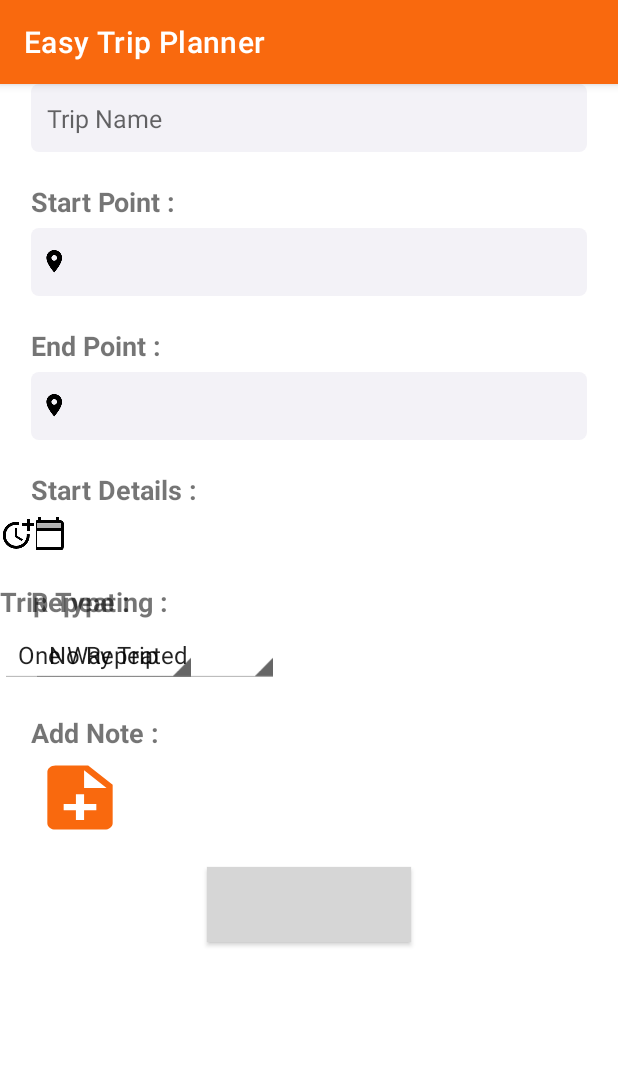
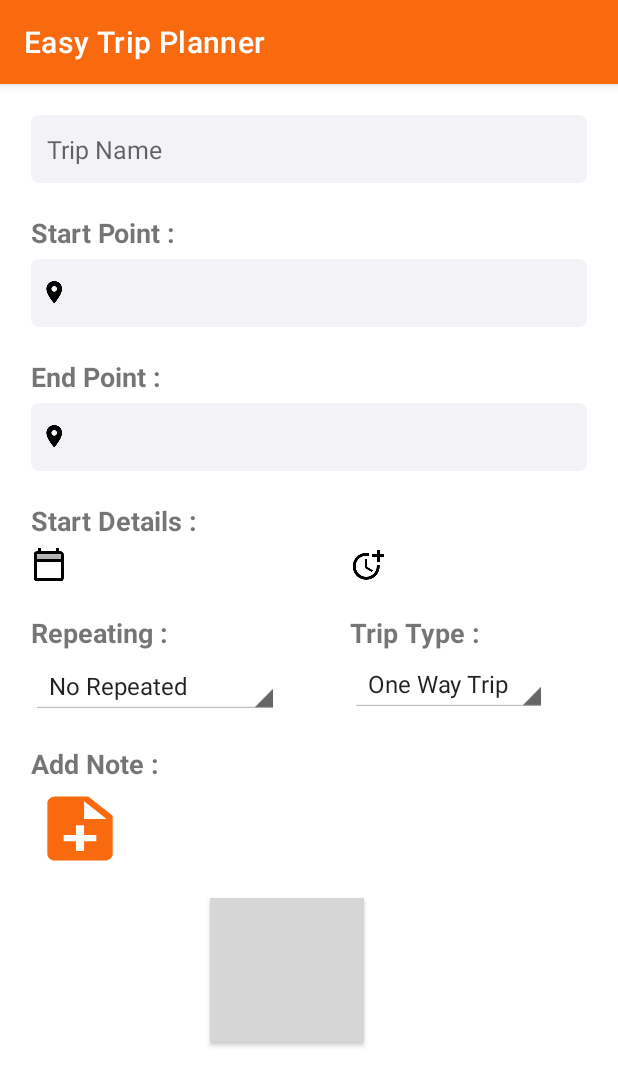
Before and after one commit to am3712/EasyTripPlanner, an Android app: the NewTripActivity screen opened directly, with no data from a screen before it, on a phone screen of 412 x 824 dp. Shown: the top 1086 px of the screen. Run offline under Robolectric (Android 15) with nearby library versions, the phone set to English and light mode, and no system bars; our stand-ins replace Firebase (no records; nobody signed in at launch, a user with empty details on screens opened directly), sdp/ssp sizes; libraries missing offline, so code that uses them is left out: com.mapbox.api, com.mapbox.geojson, com.mapbox.mapboxsdk; 1 statement that could not run was skipped; grey boxes are pictures that could not be loaded.

Commit message:
fix desiegn

```diff
--- a/app/src/main/java/com/example/easytripplanner/NewTripActivity.java
+++ b/app/src/main/java/com/example/easytripplanner/NewTripActivity.java
@@ -50,9 +50,7 @@ public class NewTripActivity extends AppCompatActivity {
 
 
     ImageButton mPickDateButton;
-    ImageButton timeButton;
-    Button addTripButton, addTripNote;
-    EditText tripName;
+    Button addTripNote;
     ImageButton mPickTimeButton;
     Button mAddTripButton;
     EditText mTripName;
@@ -101,8 +99,6 @@ public class NewTripActivity extends AppCompatActivity {
     private void init() {
         mTripName = findViewById(R.id.tripNameInput);
         mPickDateButton = findViewById(R.id.calender_btn);
-        timeButton = findViewById(R.id.timeBtn);
-        addTripButton = findViewById(R.id.add_trip_btn);
         addTripNote = findViewById(R.id.btnAddNote);
         mPickTimeButton = findViewById(R.id.timeBtn);
         mAddTripButton = findViewById(R.id.add_trip_btn);
@@ -122,6 +118,7 @@ public class NewTripActivity extends AppCompatActivity {
         initDatePicker();
         initTimePicker();
         initAddTrip();
+        initAddNote();
 
         //search view click (Start Point)
         startPointSearchView.setOnFocusChangeListener((v, hasFocus) -> {
@@ -138,6 +135,33 @@ public class NewTripActivity extends AppCompatActivity {
         });
 
 
+    }
+
+    private void initAddNote() {
+        addTripNote.setOnClickListener(v1 -> {
+            AlertDialog.Builder builder = new AlertDialog.Builder(NewTripActivity.this);
+            final View noteDialog = getLayoutInflater().inflate(R.layout.note_dialog, null);
+            builder.setView(noteDialog);
+            // builder.setIcon(R.drawable.ic_baseline_note_add_24);
+            builder.setTitle("Add Note");
+
+            builder.setPositiveButton("Add", new DialogInterface.OnClickListener() {
+                @Override
+                public void onClick(DialogInterface dialog, int which) {
+                    EditText editText = noteDialog.findViewById(R.id.editNote);
+                    Toast.makeText(NewTripActivity.this, "Done", Toast.LENGTH_SHORT).show();
+                }
+            });
+            builder.setNegativeButton("Cancel", new DialogInterface.OnClickListener() {
+                @Override
+                public void onClick(DialogInterface dialog, int which) {
+                    Toast.makeText(NewTripActivity.this, "you cancelled", Toast.LENGTH_SHORT).show();
+                }
+            });
+
+            AlertDialog dialog = builder.create();
+            dialog.show();
+        });
     }
 
     private void initTripName() {
@@ -167,32 +191,6 @@ public class NewTripActivity extends AppCompatActivity {
                 return;
             }
             //TODO show progress Dialog here
-
-
-            addTripNote.setOnClickListener(v1 -> {
-                AlertDialog.Builder builder = new AlertDialog.Builder(NewTripActivity.this);
-                final View noteDialog = getLayoutInflater().inflate(R.layout.note_dialog, null);
-                builder.setView(noteDialog);
-                // builder.setIcon(R.drawable.ic_baseline_note_add_24);
-                builder.setTitle("Add Note");
-
-                builder.setPositiveButton("Add", new DialogInterface.OnClickListener() {
-                    @Override
-                    public void onClick(DialogInterface dialog, int which) {
-                        EditText editText = noteDialog.findViewById(R.id.editNote);
-                        Toast.makeText(NewTripActivity.this, "Done", Toast.LENGTH_SHORT).show();
-                    }
-                });
-                builder.setNegativeButton("Cancel", new DialogInterface.OnClickListener() {
-                    @Override
-                    public void onClick(DialogInterface dialog, int which) {
-                        Toast.makeText(NewTripActivity.this, "you cancelled", Toast.LENGTH_SHORT).show();
-                    }
-                });
-
-                AlertDialog dialog = builder.create();
-                dialog.show();
-            });
 
 
             // now handle the positive button click from the
--- a/app/src/main/res/layout/activity_new_trip.xml
+++ b/app/src/main/res/layout/activity_new_trip.xml
@@ -9,12 +9,12 @@
     tools:context=".NewTripActivity">
 
     <androidx.constraintlayout.widget.ConstraintLayout
+        android:id="@+id/my_layout"
         android:layout_width="match_parent"
         android:layout_height="wrap_content"
-        android:paddingBottom="@dimen/_16sdp"
-        android:id="@+id/my_layout"
         android:focusable="true"
-        android:focusableInTouchMode="true" >
+        android:focusableInTouchMode="true"
+        android:paddingBottom="@dimen/_16sdp">
 
 
         <EditText
@@ -22,6 +22,7 @@
             android:layout_width="0dp"
             android:layout_height="@dimen/_35sdp"
             android:layout_marginStart="@dimen/_16sdp"
+            android:layout_marginTop="@dimen/_16sdp"
             android:layout_marginEnd="@dimen/_16sdp"
             android:autofillHints=""
             android:background="@drawable/bg_edit_field"
@@ -33,7 +34,7 @@
             app:layout_constraintEnd_toEndOf="parent"
             app:layout_constraintHorizontal_bias="1.0"
             app:layout_constraintStart_toStartOf="parent"
-            tools:layout_editor_absoluteY="63dp"
+            app:layout_constraintTop_toTopOf="parent"
             tools:targetApi="o" />
 
         <TextView
@@ -111,8 +112,8 @@
             android:id="@+id/dateTextView"
             android:layout_width="wrap_content"
             android:layout_height="wrap_content"
+            android:layout_marginStart="@dimen/_4sdp"
             android:textSize="@dimen/_12ssp"
-            android:layout_marginStart="@dimen/_4sdp"
             app:layout_constraintBottom_toBottomOf="@+id/calender_btn"
             app:layout_constraintStart_toEndOf="@+id/calender_btn"
             app:layout_constraintTop_toTopOf="@+id/calender_btn" />
@@ -156,18 +157,20 @@
             android:text="@string/trip_type"
             android:textSize="@dimen/_14ssp"
             android:textStyle="bold"
-            app:layout_constraintTop_toTopOf="@+id/textView5"
-            tools:layout_editor_absoluteX="243dp" />
+            app:layout_constraintStart_toStartOf="@+id/trip_type"
+            app:layout_constraintTop_toTopOf="@+id/textView5" />
 
         <Spinner
             android:id="@+id/trip_type"
             style="@android:style/Widget.Holo.Light.Spinner"
             android:layout_width="wrap_content"
             android:layout_height="wrap_content"
-            android:layout_marginTop="@dimen/_4sdp"
+            android:layout_marginTop="4dp"
             android:backgroundTint="@color/black"
             android:entries="@array/trip_options"
-            app:layout_constraintStart_toStartOf="@+id/textView6"
+            app:layout_constraintEnd_toEndOf="parent"
+            app:layout_constraintHorizontal_bias="0.5"
+            app:layout_constraintStart_toEndOf="@+id/repeating_spinner"
             app:layout_constraintTop_toBottomOf="@+id/textView6" />
 
         <Button
@@ -181,17 +184,18 @@
 
         <Button
             android:id="@+id/add_trip_btn"
-            android:layout_width="136dp"
-            android:layout_height="50dp"
+            android:layout_width="wrap_content"
+            android:layout_height="wrap_content"
             android:layout_marginTop="@dimen/_16sdp"
             android:layout_marginBottom="21dp"
             android:background="@drawable/btnsignin"
             android:text="@string/add_new_trip_button"
             app:layout_constraintBottom_toBottomOf="parent"
             app:layout_constraintEnd_toEndOf="parent"
+            app:layout_constraintHorizontal_bias="0.452"
             app:layout_constraintStart_toStartOf="parent"
             app:layout_constraintTop_toBottomOf="@+id/btnAddNote"
-            app:layout_constraintVertical_bias="0.285" />
+            app:layout_constraintVertical_bias="0.19" />
 
         <TextView
             android:id="@+id/textView"
@@ -208,8 +212,8 @@
             android:id="@+id/timeTextView"
             android:layout_width="wrap_content"
             android:layout_height="wrap_content"
+            android:layout_marginStart="@dimen/_4sdp"
             android:textSize="@dimen/_12ssp"
-            android:layout_marginStart="@dimen/_4sdp"
             app:layout_constraintBottom_toBottomOf="@+id/timeBtn"
             app:layout_constraintStart_toEndOf="@+id/timeBtn"
             app:layout_constraintTop_toTopOf="@+id/timeBtn" />
```
